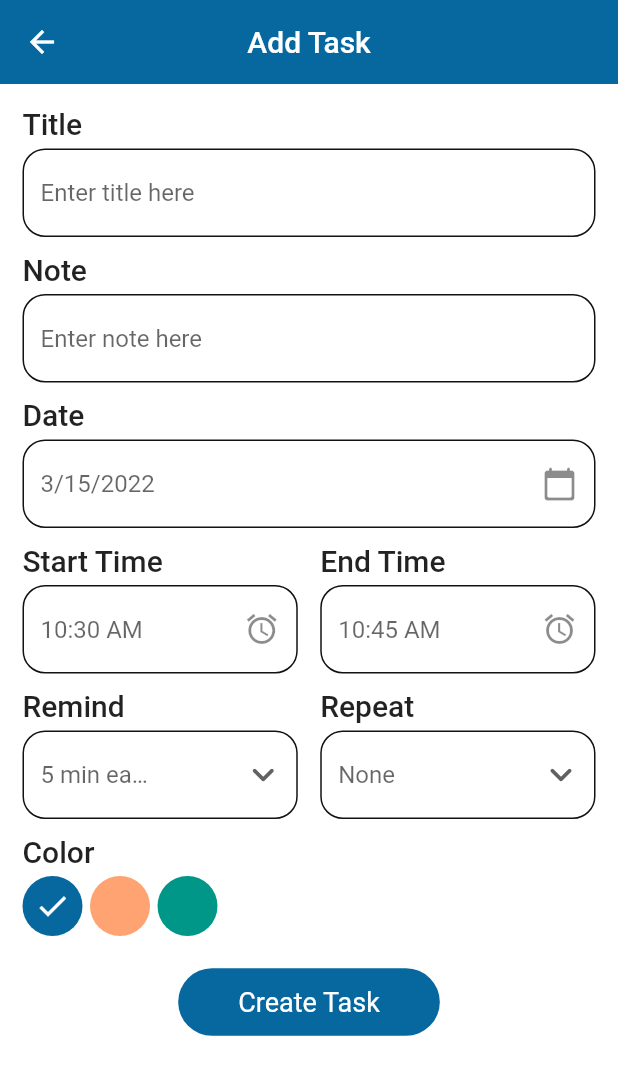
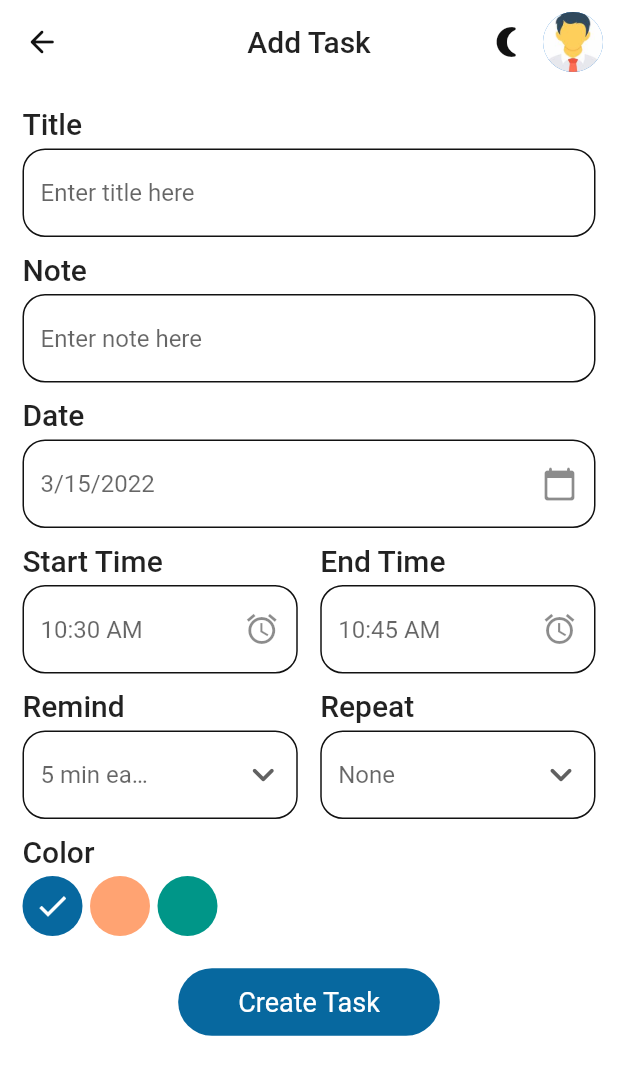
Before and after one commit to Amr-Mahm0ud/To-Do-App, a Flutter app: the AddTask screen opened directly, on a phone screen of 412 x 824 dp. Shown: the top 1075 px of the screen. Run offline on Flutter 3.47's test engine with Material 2 defaults, Android fonts, the phone set to English and light mode, and no system bars; our stand-ins replace get, get_storage; accounts and stored records are empty.

Commit message:
Custom app bar and some changes in theme

```diff
--- a/lib/constants/theme.dart
+++ b/lib/constants/theme.dart
@@ -12,7 +12,7 @@ class Themes {
     primaryColor: prLightClr,
     scaffoldBackgroundColor: Colors.white,
     brightness: Brightness.light,
-    appBarTheme: const AppBarTheme(elevation: 0, backgroundColor: prLightClr),
+    appBarTheme: const AppBarTheme(elevation: 0, backgroundColor: white),
     iconTheme: const IconThemeData(color: darkGreyClr),
     colorScheme: const ColorScheme.light().copyWith(
         primary: prLightClr, secondary: secLClr, error: Colors.redAccent),
--- a/lib/design/screens/add_task.dart
+++ b/lib/design/screens/add_task.dart
@@ -3,6 +3,7 @@ import 'package:get/get.dart';
 import 'package:intl/intl.dart';
 import 'package:todo_app/design/widgets/button.dart';
 import 'package:todo_app/logic/controllers/task_controller.dart';
+import '../../logic/services/theme_services.dart';
 import '../widgets/input_field.dart';
 
 class AddTask extends StatefulWidget {
@@ -30,8 +31,10 @@ class _AddTaskState extends State<AddTask> {
   @override
   Widget build(BuildContext context) {
     return Scaffold(
-      appBar: AppBar(
-          title: const Text('Add Task'), centerTitle: true, elevation: 0),
+      appBar: customAppBar(
+        title: 'Add Task',
+        centerTitle: true,
+      ),
       body: SingleChildScrollView(
         child: Padding(
           padding: const EdgeInsets.all(15.0),
@@ -197,4 +200,38 @@ class _AddTaskState extends State<AddTask> {
       ),
     );
   }
+
+  AppBar customAppBar({required String title, required bool centerTitle}) {
+    return AppBar(
+      leading: IconButton(
+        icon: Icon(Icons.arrow_back_rounded,
+            color: context.theme.iconTheme.color),
+        onPressed: () {
+          Get.back();
+        },
+      ),
+      actions: [
+        IconButton(
+          onPressed: () => ThemeServices().switchTheme(),
+          icon: Icon(
+              Get.isDarkMode ? Icons.wb_sunny_rounded : Icons.nightlight_round,
+              color: context.theme.iconTheme.color),
+        ),
+        Padding(
+          padding: const EdgeInsets.only(right: 10),
+          child: GestureDetector(
+            onTap: () {},
+            child: const CircleAvatar(
+              backgroundImage: AssetImage('assets/images/person.jpeg'),
+            ),
+          ),
+        ),
+      ],
+      title: Text(
+        title,
+        style: TextStyle(color: context.theme.textTheme.headline6!.color),
+      ),
+      centerTitle: centerTitle,
+    );
+  }
 }
```
Also changed, not shown: lib/design/screens/home.dart (+29 -8 lines).
